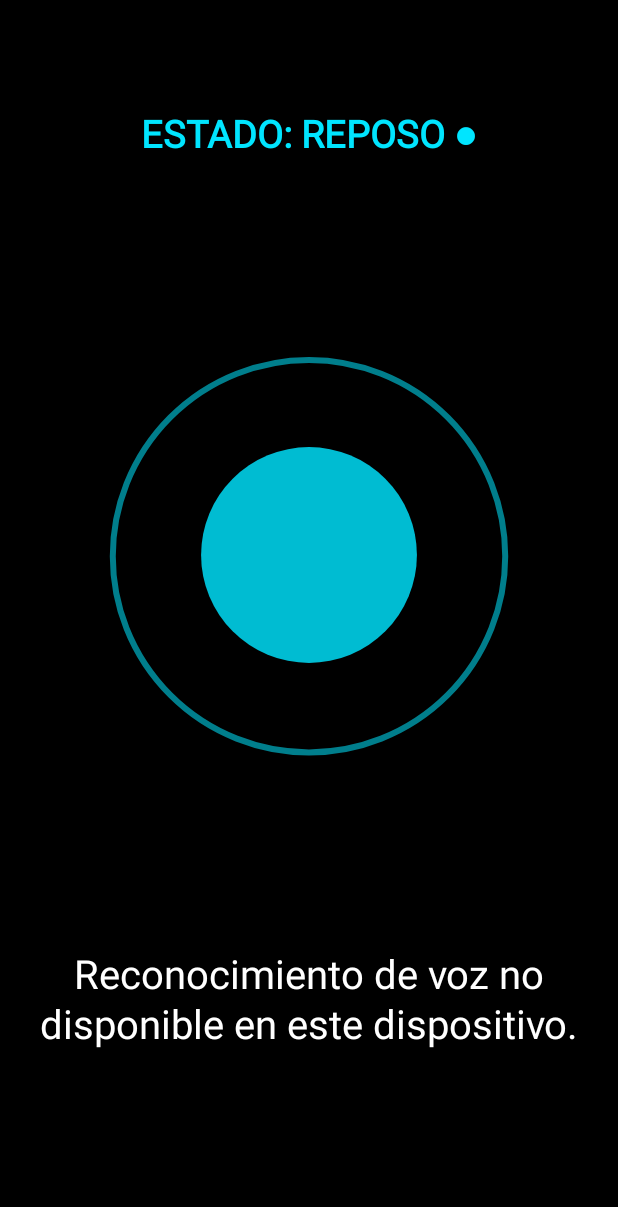
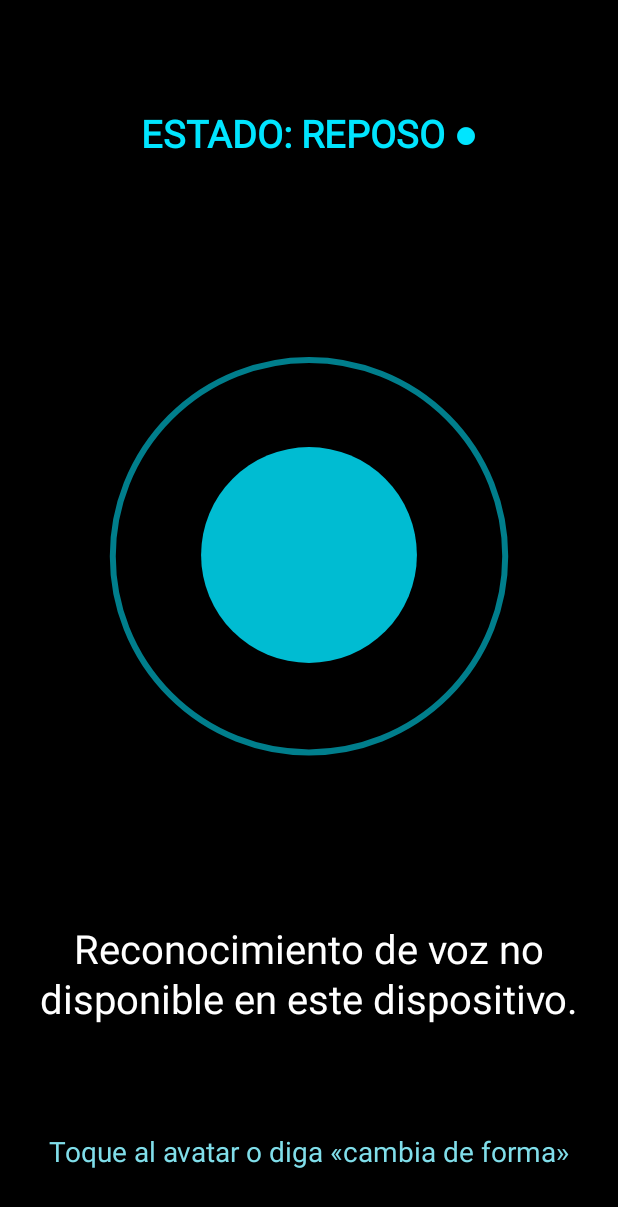
Before and after one commit to jonathancaballerojuegos-design/NeythanAndroidapp, an Android app: the screen it shows after launch (MainActivity), on a phone screen of 412 x 824 dp. Shown: the top 1207 px of the screen. Run offline under Robolectric (Android 15) with nearby library versions, the phone set to English and light mode, and no system bars.

Commit message:
Update MainActivity.kt

```diff
--- a/app/src/main/java/com/jonathan/neythan/MainActivity.kt
+++ b/app/src/main/java/com/jonathan/neythan/MainActivity.kt
@@ -25,6 +25,7 @@ import android.speech.RecognizerIntent
 import android.speech.SpeechRecognizer
 import android.speech.tts.TextToSpeech
 import android.speech.tts.UtteranceProgressListener
+import android.view.MotionEvent
 import android.view.View
 import android.view.WindowManager
 import org.json.JSONObject
@@ -57,8 +58,27 @@ class MainActivity : Activity(), TextToSpeech.OnInitListener {
     private var estaHablando = false
     private var bocaAbiertaFrame = false
     private var conversacionActivaHasta = 0L
+    private var formaFijadaManual = false
 
     private val cacheSprites = HashMap<String, Bitmap?>()
+
+    private val formasDisponibles = listOf(
+        Pair("reposo_feliz", "Reposo"),
+        Pair("saltando_azul", "Saltando"),
+        Pair("corriendo_rapido", "Corriendo"),
+        Pair("recargando_bateria", "Recargando"),
+        Pair("celebrando_confeti", "Celebrando"),
+        Pair("enamorado_corazones", "Enamorado"),
+        Pair("malicioso_cian", "Astuto"),
+        Pair("asco_verde", "Asco"),
+        Pair("gafas_oscuras", "Gafas Cool"),
+        Pair("pensando", "Analizando"),
+        Pair("furia_roja", "Alerta Roja"),
+        Pair("durmiendo_reposo", "Descanso"),
+        Pair("angulo_perfil_1", "Perfil"),
+        Pair("angulo_espalda_1", "Espalda")
+    )
+    private var indiceFormaActual = 0
 
     override fun onCreate(savedInstanceState: Bundle?) {
         super.onCreate(savedInstanceState)
@@ -77,7 +97,7 @@ class MainActivity : Activity(), TextToSpeech.OnInitListener {
     private fun iniciarMotorVoz() {
         try {
             tts = TextToSpeech(this, this, "com.google.android.tts")
-        } catch (e: Exception) {
+        } catch (_: Exception) {
             tts = TextToSpeech(this, this)
         }
     }
@@ -103,7 +123,9 @@ class MainActivity : Activity(), TextToSpeech.OnInitListener {
                         estaHablando = false
                         bocaAbiertaFrame = false
                         estadoActual = "ESCUCHANDO"
-                        spriteActualNombre = "escuchando_mano_oido"
+                        if (!formaFijadaManual) {
+                            spriteActualNombre = "escuchando_mano_oido"
+                        }
                         conversacionActivaHasta = System.currentTimeMillis() + 18000L
                         reanudarEscucha(350L)
                     }
@@ -185,7 +207,7 @@ class MainActivity : Activity(), TextToSpeech.OnInitListener {
                 override fun onReadyForSpeech(params: Bundle?) {
                     if (!estaHablando) {
                         estadoActual = "ESCUCHANDO"
-                        if (spriteActualNombre == "reposo_feliz") {
+                        if (!formaFijadaManual && spriteActualNombre == "reposo_feliz") {
                             spriteActualNombre = "escuchando_mano_oido"
                         }
                     }
@@ -269,7 +291,9 @@ class MainActivity : Activity(), TextToSpeech.OnInitListener {
 
         if (!contieneWakeWord && !enVentanaActiva) {
             estadoActual = "REPOSO"
-            spriteActualNombre = "reposo_feliz"
+            if (!formaFijadaManual) {
+                spriteActualNombre = "reposo_feliz"
+            }
             reanudarEscucha(250L)
             return
         }
@@ -286,7 +310,9 @@ class MainActivity : Activity(), TextToSpeech.OnInitListener {
 
         subtituloPantalla = "Usted: $orden"
         estadoActual = "PROCESANDO"
-        spriteActualNombre = "pensando"
+        if (!formaFijadaManual) {
+            spriteActualNombre = "pensando"
+        }
 
         if (ejecutarComandoLocalSiAplica(orden)) {
             return
@@ -297,6 +323,18 @@ class MainActivity : Activity(), TextToSpeech.OnInitListener {
 
     private fun ejecutarComandoLocalSiAplica(orden: String): Boolean {
         val lower = orden.lowercase(Locale.getDefault())
+
+        if (lower.contains("cambia de forma") || lower.contains("siguiente forma") || lower.contains("otra forma")) {
+            siguienteFormaManual(anunciarConVoz = true)
+            return true
+        }
+
+        if (lower.contains("forma original") || lower.contains("modo automático") || lower.contains("vuelve a la normalidad")) {
+            formaFijadaManual = false
+            indiceFormaActual = 0
+            hablar("Volviendo a mi forma base y control automático de expresiones, señor.", "reposo_feliz")
+            return true
+        }
 
         if (lower.contains("spotify") || lower.contains("pon música") || lower.contains("reproduce")) {
             val busqueda = lower
@@ -339,6 +377,19 @@ class MainActivity : Activity(), TextToSpeech.OnInitListener {
         }
 
         return false
+    }
+
+    private fun siguienteFormaManual(anunciarConVoz: Boolean) {
+        indiceFormaActual = (indiceFormaActual + 1) % formasDisponibles.size
+        val (nombreSprite, etiqueta) = formasDisponibles[indiceFormaActual]
+        formaFijadaManual = (indiceFormaActual != 0)
+        spriteActualNombre = nombreSprite
+        if (anunciarConVoz) {
+            hablar("Adoptando forma: $etiqueta, señor.", nombreSprite)
+        } else {
+            subtituloPantalla = "Forma activa: $etiqueta"
+            hudView.invalidate()
+        }
     }
 
     private fun enviarAlServidorNube(mensajeUsuario: String) {
@@ -392,6 +443,9 @@ class MainActivity : Activity(), TextToSpeech.OnInitListener {
     }
 
     private fun elegirSpritePorContexto(respuesta: String, emocion: String, spriteApi: String): String {
+        if (formaFijadaManual) {
+            return spriteActualNombre
+        }
         if (spriteApi.isNotEmpty() && obtenerBitmapSprite(spriteApi) != null) {
             return spriteApi
         }
@@ -414,7 +468,9 @@ class MainActivity : Activity(), TextToSpeech.OnInitListener {
     private fun hablar(texto: String, spritePrevio: String) {
         detenerEscuchaTemporal()
         subtituloPantalla = texto
-        spriteActualNombre = spritePrevio
+        if (!formaFijadaManual) {
+            spriteActualNombre = spritePrevio
+        }
         estadoActual = "HABLANDO"
 
         solicitarFocoAudioMultimedia()
@@ -513,8 +569,27 @@ class MainActivity : Activity(), TextToSpeech.OnInitListener {
             textSize = 40f
             textAlign = Paint.Align.CENTER
         }
+        private val paintAyuda = Paint(Paint.ANTI_ALIAS_FLAG).apply {
+            color = Color.parseColor("#80DEEA")
+            textSize = 28f
+            textAlign = Paint.Align.CENTER
+        }
         private val paintNucleo = Paint(Paint.ANTI_ALIAS_FLAG).apply {
             style = Paint.Style.FILL
+        }
+
+        override fun onTouchEvent(event: MotionEvent): Boolean {
+            if (event.action == MotionEvent.ACTION_UP) {
+                val cy = height * 0.45f
+                val radioToque = width.coerceAtMost(height) * 0.36f
+                val dx = event.x - (width / 2f)
+                val dy = event.y - cy
+                if ((dx * dx + dy * dy) <= (radioToque * radioToque)) {
+                    siguienteFormaManual(anunciarConVoz = false)
+                    return true
+                }
+            }
+            return super.onTouchEvent(event)
         }
 
         override fun onDraw(canvas: Canvas) {
@@ -543,9 +618,11 @@ class MainActivity : Activity(), TextToSpeech.OnInitListener {
             paintAro.alpha = 140
             canvas.drawCircle(cx, cy, radioBase, paintAro)
 
+            val esExpresionEspecial = spriteActualNombre != "reposo_feliz" && spriteActualNombre != "escuchando_mano_oido"
+
             val nombreDibujar = when {
-                estaHablando && bocaAbiertaFrame -> "hablando_boca_abierta"
-                estaHablando && !bocaAbiertaFrame -> "hablando_boca_cerrada"
+                estaHablando && !esExpresionEspecial && bocaAbiertaFrame -> "hablando_boca_abierta"
+                estaHablando && !esExpresionEspecial && !bocaAbiertaFrame -> "hablando_boca_cerrada"
                 else -> spriteActualNombre
             }
 
@@ -571,7 +648,8 @@ class MainActivity : Activity(), TextToSpeech.OnInitListener {
                 canvas.drawCircle(cx, cy + offsetMovimientoY, radioBase * 0.55f, paintNucleo)
             }
 
-            dibujarSubtituloMultilinea(canvas, subtituloPantalla, cx, height * 0.80f)
+            dibujarSubtituloMultilinea(canvas, subtituloPantalla, cx, height * 0.78f)
+            canvas.drawText("Toque al avatar o diga «cambia de forma»", cx, height * 0.94f, paintAyuda)
         }
 
         private fun dibujarSubtituloMultilinea(canvas: Canvas, texto: String, x: Float, yInicial: Float) {
```
